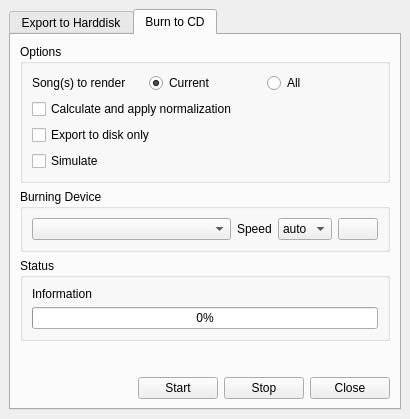
First picture: the form in src/traverso/ui/ExportWidget.ui, repository ErwanLegrand/Traverso-DAW, before the edit.
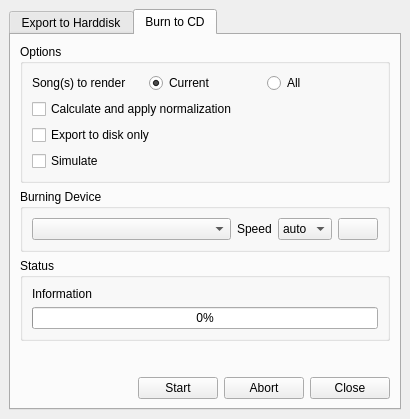
Second picture: the form after the edit. The open tabs and pages were chosen to show the change.

Diff of the .ui file:
```diff
--- a/src/traverso/ui/ExportWidget.ui
+++ b/src/traverso/ui/ExportWidget.ui
@@ -701,7 +701,7 @@
          <item>
           <widget class="QPushButton" name="stopButton" >
            <property name="text" >
-            <string>Stop</string>
+            <string>Abort</string>
            </property>
           </widget>
          </item>
```
